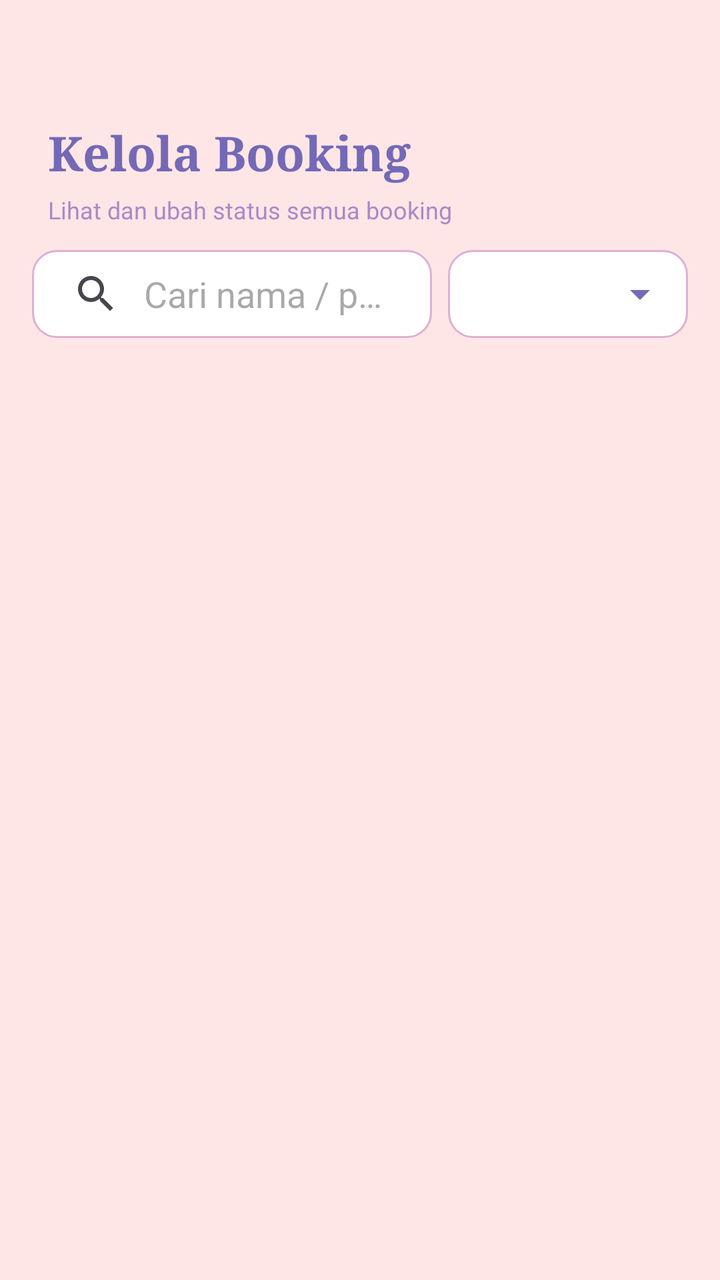
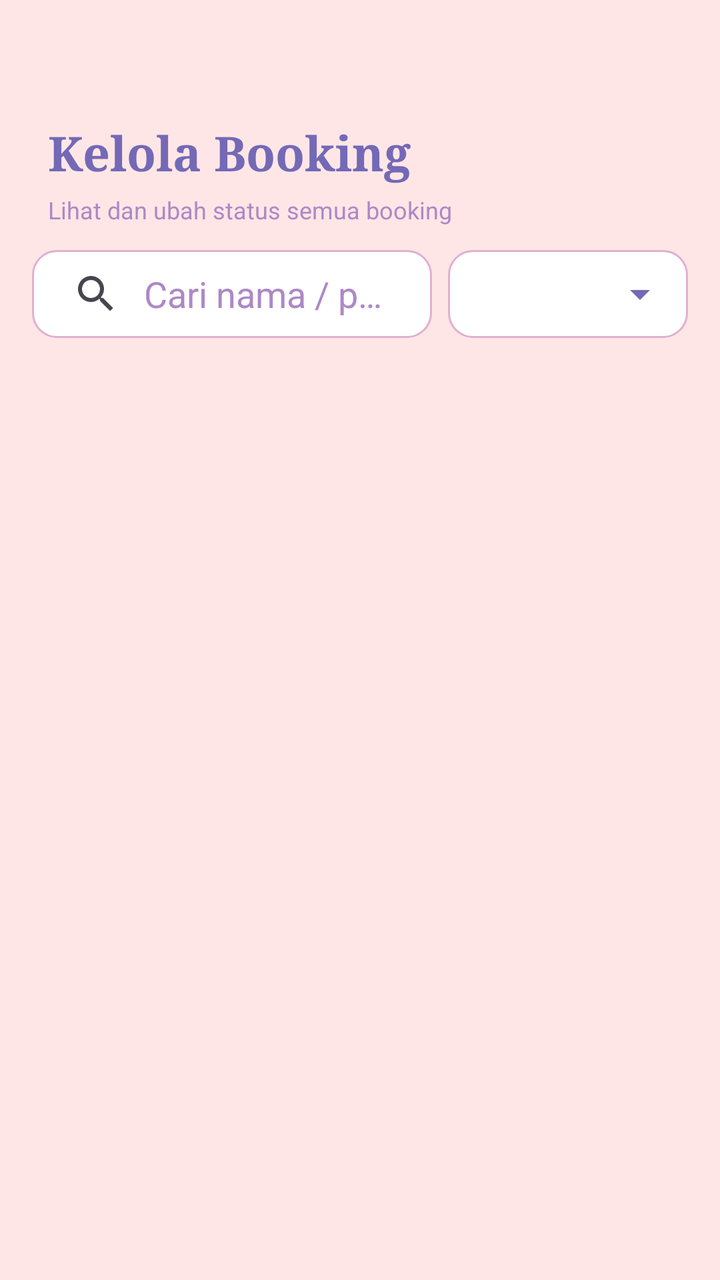

Two renders of the same Android screen: before a commit and after it. Below are the layout's source before the change and the commit's diff.
<!-- AndroidManifest.xml: application theme Theme.Tarot -->
<!-- res/layout/activity_manage_booking.xml -->
<?xml version="1.0" encoding="utf-8"?>
<LinearLayout xmlns:android="http://schemas.android.com/apk/res/android"
    xmlns:app="http://schemas.android.com/apk/res-auto"
    android:layout_width="match_parent"
    android:layout_height="match_parent"
    android:background="#FFE6E6"
    android:orientation="vertical">

    <View android:layout_width="match_parent" android:layout_height="60dp" />

    <TextView
        android:layout_width="wrap_content"
        android:layout_height="wrap_content"
        android:layout_marginStart="24dp"
        android:fontFamily="serif"
        android:text="Kelola Booking"
        android:textColor="#7469B6"
        android:textSize="24sp"
        android:textStyle="bold" />

    <TextView
        android:layout_width="wrap_content"
        android:layout_height="wrap_content"
        android:layout_marginStart="24dp"
        android:layout_marginTop="4dp"
        android:text="Lihat dan ubah status semua booking"
        android:textColor="#AD88C6"
        android:textSize="12sp" />

    
    <LinearLayout
        android:layout_width="match_parent"
        android:layout_height="wrap_content"
        android:orientation="horizontal"
        android:paddingStart="16dp"
        android:paddingEnd="16dp"
        android:paddingTop="12dp"
        android:paddingBottom="8dp"
        android:gravity="center_vertical">

        <LinearLayout
            android:layout_width="0dp"
            android:layout_height="44dp"
            android:layout_weight="1"
            android:background="@drawable/bg_search"
            android:gravity="center_vertical"
            android:orientation="horizontal">

            <androidx.appcompat.widget.SearchView
                android:id="@+id/searchViewBooking"
                android:layout_width="match_parent"
                android:layout_height="match_parent"
                app:queryHint="Cari nama / paket..."
                app:iconifiedByDefault="false"
                app:queryBackground="@null"
                app:searchHintIcon="@null"
                android:background="@null" />
        </LinearLayout>

        <Spinner
            android:id="@+id/spinnerBookingStatus"
            android:layout_width="120dp"
            android:layout_height="44dp"
            android:layout_marginStart="8dp"
            android:background="@drawable/bg_spinner" />

    </LinearLayout>

    <ListView
        android:id="@+id/lvBooking"
        android:layout_width="match_parent"
        android:layout_height="match_parent"
        android:divider="@android:color/transparent"
        android:dividerHeight="0dp" />

</LinearLayout>
<!-- resources referenced by this layout -->
<resources>
  <!-- drawable bg_search (drawable) -->
  <?xml version="1.0" encoding="utf-8"?>
  <shape xmlns:android="http://schemas.android.com/apk/res/android"
      android:shape="rectangle">
      <solid android:color="#FFFFFF" />
      <corners android:radius="12dp" />
      <stroke android:width="1dp" android:color="#E1AFD1" />
  </shape>
  <!-- drawable bg_spinner (drawable) -->
  <?xml version="1.0" encoding="utf-8"?>
  <layer-list xmlns:android="http://schemas.android.com/apk/res/android">
      <item>
          <shape android:shape="rectangle">
              <corners android:radius="12dp" />
              <stroke android:width="1dp" android:color="#E1AFD1" />
              <solid android:color="#FFFFFF" />
          </shape>
      </item>
      <item android:gravity="end|center_vertical" android:right="12dp">
          <vector android:width="24dp" android:height="24dp" android:viewportWidth="24" android:viewportHeight="24">
              <path android:fillColor="#7469B6" android:pathData="M7,10l5,5 5,-5z"/>
          </vector>
      </item>
  </layer-list>
  <style name="Theme.Tarot" parent="Base.Theme.Tarot" />
  <style name="Base.Theme.Tarot" parent="Theme.Material3.DayNight.NoActionBar">
          <item name="colorPrimary">#7469B6</item>
          <item name="colorOnPrimary">#FFFFFF</item>
          <item name="colorPrimaryContainer">#F3E5F5</item>
  
          <item name="android:windowBackground">#FFE6E6</item>
  
          <item name="android:statusBarColor">#7469B6</item>
          <item name="android:windowLightStatusBar">false</item>
  
          
          <item name="searchViewStyle">@style/TarotSearchViewStyle</item>
      </style>
  <style name="TarotSearchViewStyle" parent="Widget.AppCompat.SearchView">
          <item name="queryBackground">@null</item>
          <item name="android:editTextColor">#251819</item>
          <item name="android:textColorHint">#AD88C6</item>
      </style>
</resources>

<!-- the commit's change to res/layout/activity_manage_booking.xml (unified diff, before → after) -->
@@ -27,7 +27,6 @@
         android:textColor="#AD88C6"
         android:textSize="12sp" />
 
-    
     <LinearLayout
         android:layout_width="match_parent"
         android:layout_height="wrap_content"
@@ -50,6 +49,7 @@
                 android:id="@+id/searchViewBooking"
                 android:layout_width="match_parent"
                 android:layout_height="match_parent"
+                android:theme="@style/TarotSearchViewStyle"
                 app:queryHint="Cari nama / paket..."
                 app:iconifiedByDefault="false"
                 app:queryBackground="@null"
<!-- resource entries referenced after the edit -->
@@ -35,13 +35,17 @@
           <item name="android:statusBarColor">#7469B6</item>
           <item name="android:windowLightStatusBar">false</item>
   
-          
+          <item name="android:editTextColor">#251819</item>
+          <item name="android:textColorPrimary">#251819</item>
+  
           <item name="searchViewStyle">@style/TarotSearchViewStyle</item>
       </style>
   <style name="TarotSearchViewStyle" parent="Widget.AppCompat.SearchView">
           <item name="queryBackground">@null</item>
           <item name="android:editTextColor">#251819</item>
+          <item name="android:textColor">#251819</item>
           <item name="android:textColorHint">#AD88C6</item>
+          <item name="android:textCursorDrawable">@null</item>
       </style>
 </resources>
 
